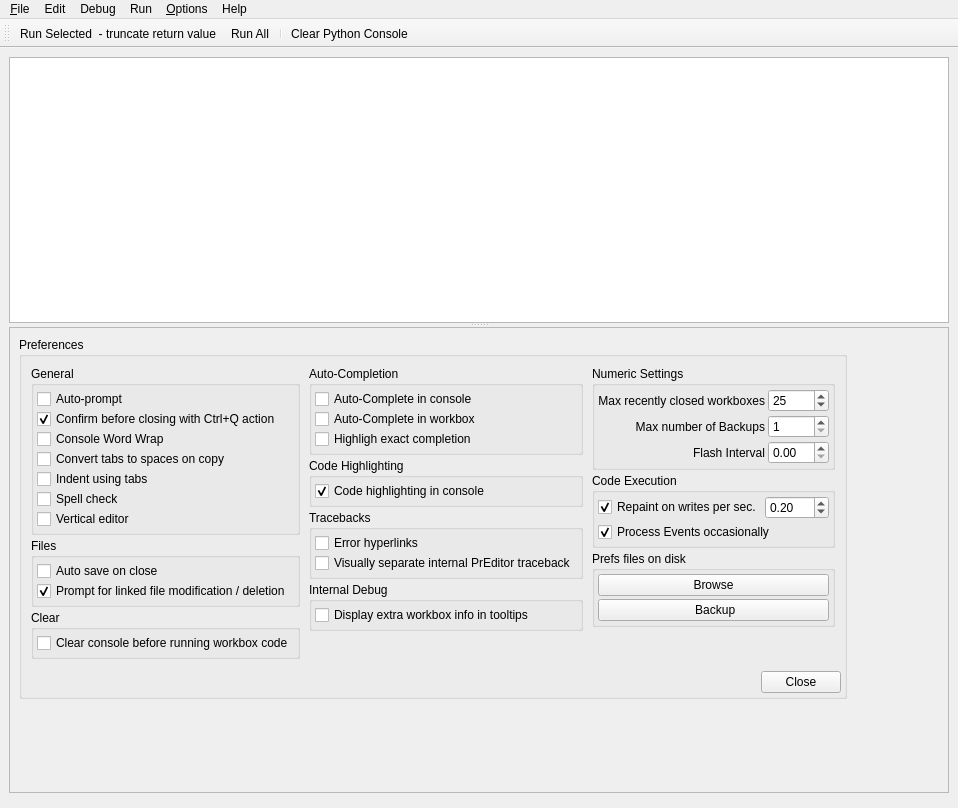
First picture: the form in preditor/gui/ui/loggerwindow.ui, repository blurstudio/PrEditor, before the edit.
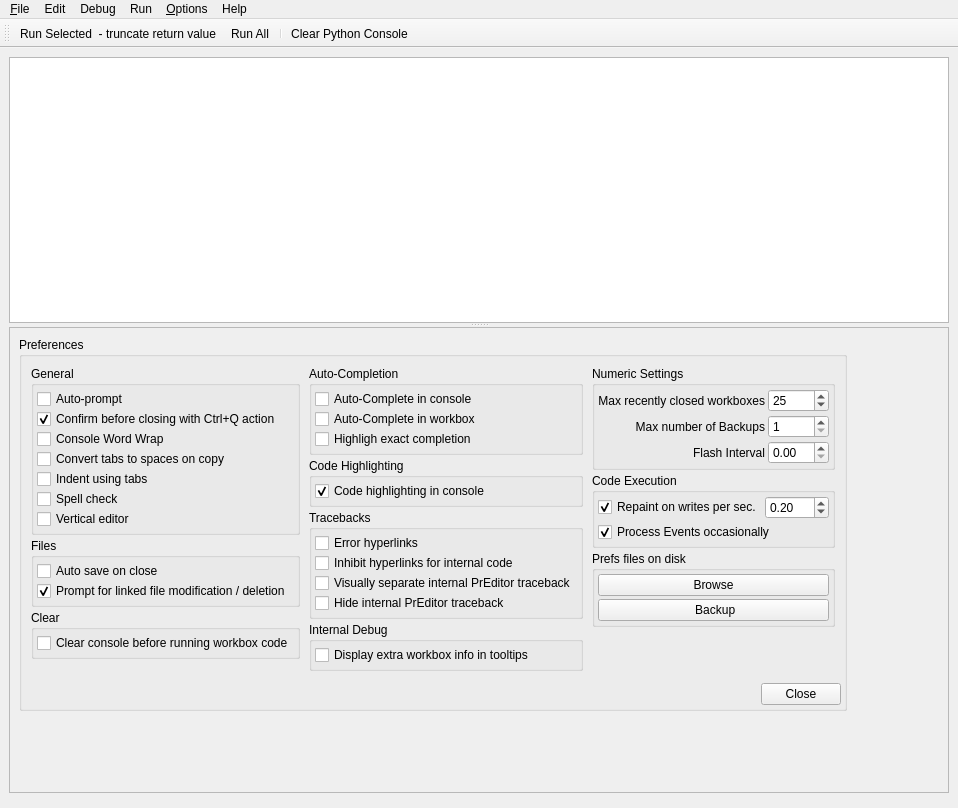
Second picture: the form after the edit. Custom widgets are drawn as their Qt base class.

Commit message:
New internal traceback lines features
- Make highlighting internal code hyperlinks optional
- Make displaying internal code hyperlinks optional

Also, make msgs which are sent to _write more consistently formatted
- Combine piecemeal messages into single lines
- Create a list of consistently formatted lines to iterate over. This
     fixes an issue with how newer excepthooks issue their tracebacks
     which prevented hyperlinks and internal-code related features from
     working.

The edit to the form file:
```diff
--- a/preditor/gui/ui/loggerwindow.ui
+++ b/preditor/gui/ui/loggerwindow.ui
@@ -158,7 +158,7 @@
               <x>0</x>
               <y>0</y>
               <width>938</width>
-              <height>447</height>
+              <height>446</height>
              </rect>
             </property>
             <layout class="QGridLayout" name="gridLayout_2">
@@ -523,6 +523,13 @@
                            </property>
                           </widget>
                          </item>
+                         <item>
+                          <widget class="QCheckBox" name="uiInhibitInternalLinksCHK">
+                           <property name="text">
+                            <string>Inhibit hyperlinks for internal code</string>
+                           </property>
+                          </widget>
+                         </item>
                          <item>
                           <widget class="QCheckBox" name="uiSeparateTracebackCHK">
                            <property name="text">
@@ -530,6 +537,13 @@
                            </property>
                           </widget>
                          </item>
+                         <item>
+                          <widget class="QCheckBox" name="uiHideInternalTracebackCHK">
+                           <property name="text">
+                            <string>Hide internal PrEditor traceback</string>
+                           </property>
+                          </widget>
+                         </item>
                         </layout>
                        </widget>
                       </item>
```
Left out of the diff: 2 changed lines with no effect on the pictures. The commit also changes 2 other files.
